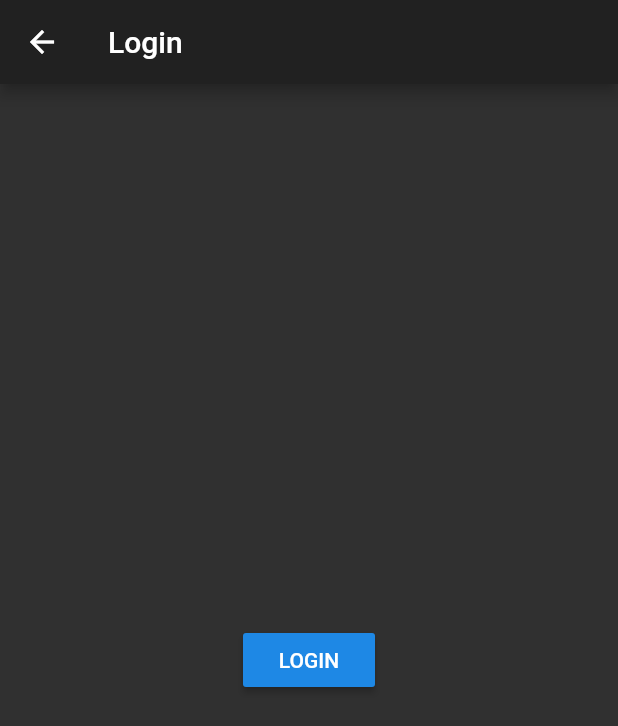
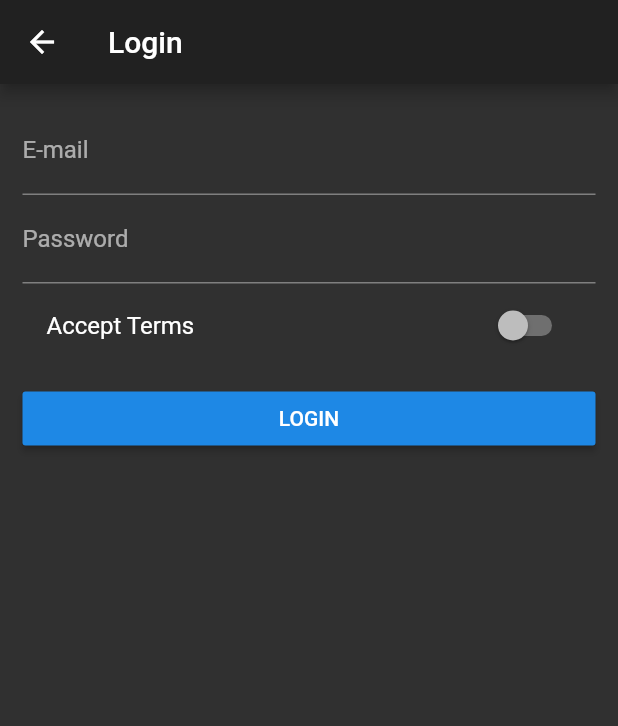
Before and after one commit to AllanJone/flutter_course, a Flutter app: the AuthPage screen opened directly, on a phone screen of 412 x 824 dp. Shown: the top 726 px of the screen. Run offline on Flutter 3.47's test engine with Material 2 defaults, Android fonts, the phone set to English and light mode, and no system bars.

```diff
--- a/lib/pages/auth.dart
+++ b/lib/pages/auth.dart
@@ -1,18 +1,62 @@
 import 'package:flutter/material.dart';
 
-class AuthPage extends StatelessWidget {
+class AuthPage extends StatefulWidget {
+  @override
+  _AuthPageState createState() => _AuthPageState();
+}
+
+class _AuthPageState extends State<AuthPage> {
+  String _emailValue;
+  String _passwordValue;
+  bool _acceptTerms = false;
+
   @override
   Widget build(BuildContext context) {
     return Scaffold(
       appBar: AppBar(
         title: Text('Login'),
       ),
-      body: Center(
-        child: RaisedButton(
-          onPressed: () {
-            Navigator.pushReplacementNamed(context, '/');
-          },
-          child: Text('LOGIN'),
+      body: Container(
+        padding: EdgeInsets.all(15.0),
+        child: ListView(
+          children: <Widget>[
+            TextField(
+              decoration: InputDecoration(labelText: 'E-mail'),
+              keyboardType: TextInputType.emailAddress,
+              onChanged: (String value) {
+                setState(() {
+                  _emailValue = value;
+                });
+              },
+            ),
+            TextField(
+              decoration: InputDecoration(labelText: 'Password'),
+              obscureText: true,
+              onChanged: (String value) {
+                setState(() {
+                  _passwordValue = value;
+                });
+              },
+            ),
+            SwitchListTile(
+              title: Text('Accept Terms'),
+              onChanged: (bool value) {
+                setState(() {
+                  _acceptTerms = value;
+                });
+              },
+              value: _acceptTerms,
+            ),
+            SizedBox(
+              height: 10.0,
+            ),
+            RaisedButton(
+              onPressed: () {
+                Navigator.pushReplacementNamed(context, '/products');
+              },
+              child: Text('LOGIN'),
+            ),
+          ],
         ),
       ),
     );
--- a/lib/pages/products_admin.dart
+++ b/lib/pages/products_admin.dart
@@ -23,7 +23,7 @@ class ProductsAdminPage extends StatelessWidget {
               ListTile(
                 title: Text('All Products'),
                 onTap: () {
-                  Navigator.pushReplacementNamed(context, '/');
+                  Navigator.pushReplacementNamed(context, '/products');
                 },
               ),
             ],
--- a/lib/product_control.dart
+++ b/lib/product_control.dart
@@ -13,7 +13,7 @@ class ProductControl extends StatelessWidget {
         onPressed: () {
           addProduct({
             'title': 'Scarlet Witch',
-            'image': 'assets/Elizabeth_Olsen.jpg'
+            'image': 'assets/food.jpg'
           });
         });
   }
```
Also changed, not shown: lib/main.dart (+9 -4 lines), lib/pages/product_create.dart (+11 -11 lines), lib/products.dart (+43 -2 lines), pubspec.yaml (+7 -5 lines), assets/Elizabeth_Olsen.jpg (deleted), assets/Oswald-Bold.ttf (added), assets/background.jpg (added), assets/food.jpg (added).
